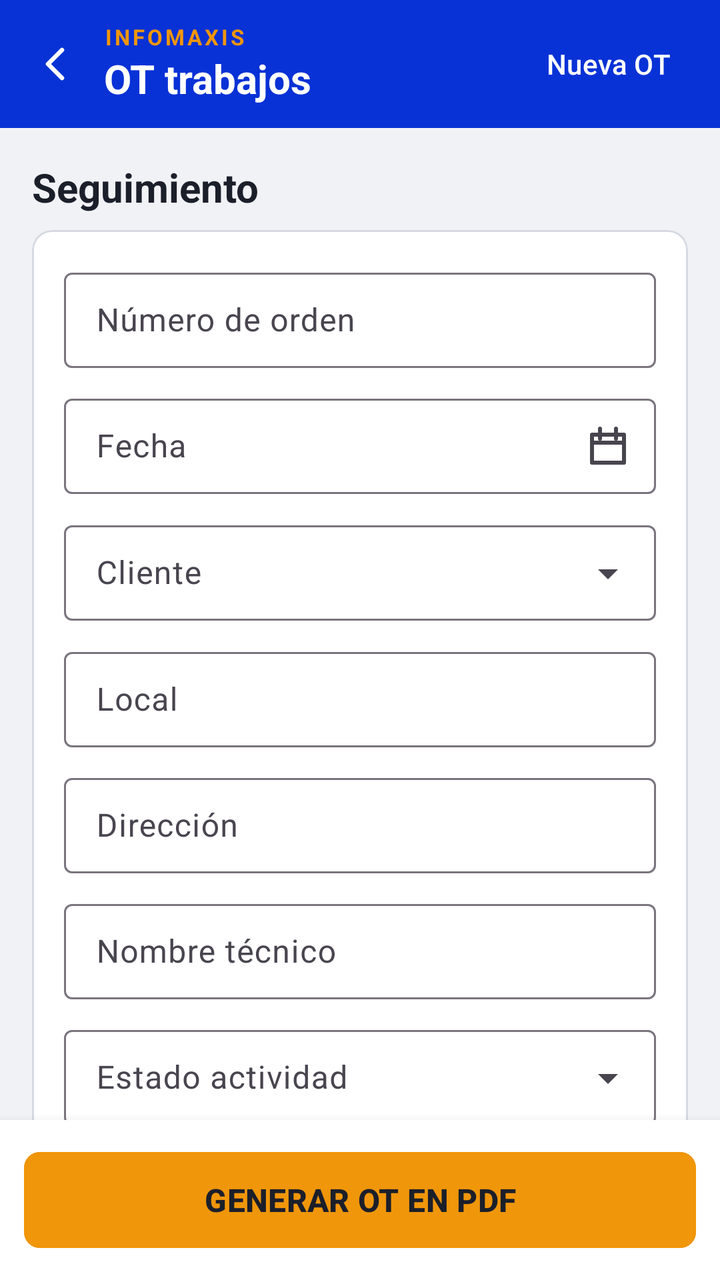
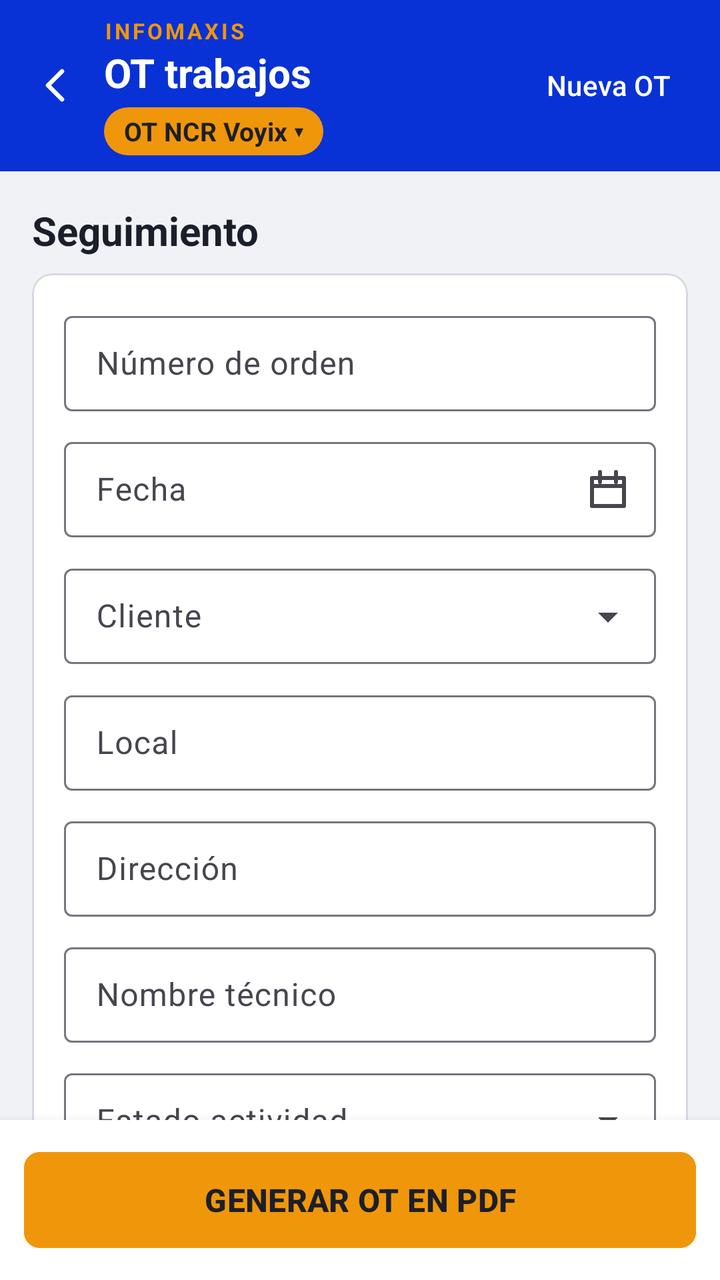

Before-and-after screenshots of an Android layout around one commit, followed by the original layout XML and the change that was made.
<!-- AndroidManifest.xml: application theme Theme.Infomaxis -->
<!-- res/layout/activity_ot.xml -->
<?xml version="1.0" encoding="utf-8"?>
<LinearLayout xmlns:android="http://schemas.android.com/apk/res/android"
    xmlns:app="http://schemas.android.com/apk/res-auto"
    android:layout_width="match_parent"
    android:layout_height="match_parent"
    android:background="@color/fondo"
    android:orientation="vertical">

    
    <LinearLayout
        android:layout_width="match_parent"
        android:layout_height="wrap_content"
        android:background="@color/verde"
        android:gravity="center_vertical"
        android:orientation="horizontal"
        android:paddingVertical="8dp"
        android:paddingStart="4dp"
        android:paddingEnd="12dp">

        <ImageButton
            android:id="@+id/btnVolver"
            android:layout_width="48dp"
            android:layout_height="48dp"
            android:background="?attr/selectableItemBackgroundBorderless"
            android:contentDescription="Volver"
            android:src="@drawable/ic_volver" />

        <LinearLayout
            android:layout_width="0dp"
            android:layout_height="wrap_content"
            android:layout_weight="1"
            android:orientation="vertical">

            <TextView
                android:layout_width="wrap_content"
                android:layout_height="wrap_content"
                android:letterSpacing="0.12"
                android:text="INFOMAXIS"
                android:textColor="@color/amarillo"
                android:textSize="11sp"
                android:textStyle="bold" />

            <TextView
                android:layout_width="wrap_content"
                android:layout_height="wrap_content"
                android:text="OT trabajos"
                android:textColor="@color/blanco"
                android:textSize="20sp"
                android:textStyle="bold" />
        </LinearLayout>

        <com.google.android.material.button.MaterialButton
            android:id="@+id/btnNueva"
            style="@style/Widget.Material3.Button.TextButton"
            android:layout_width="wrap_content"
            android:layout_height="wrap_content"
            android:text="Nueva OT"
            android:textColor="@color/blanco" />
    </LinearLayout>

    <androidx.core.widget.NestedScrollView
        android:id="@+id/scroll"
        android:layout_width="match_parent"
        android:layout_height="0dp"
        android:layout_weight="1">

        <LinearLayout
            android:layout_width="match_parent"
            android:layout_height="wrap_content"
            android:orientation="vertical"
            android:padding="16dp">

            <TextView style="@style/Seccion" android:text="Seguimiento" />

            <com.google.android.material.card.MaterialCardView style="@style/Tarjeta">

                <LinearLayout
                    android:layout_width="match_parent"
                    android:layout_height="wrap_content"
                    android:orientation="vertical"
                    android:paddingHorizontal="16dp"
                    android:paddingTop="6dp"
                    android:paddingBottom="16dp">

                    <com.google.android.material.textfield.TextInputLayout
                        style="@style/Widget.Material3.TextInputLayout.OutlinedBox.Dense"
                        android:layout_width="match_parent"
                        android:layout_height="wrap_content"
                        android:layout_marginTop="10dp"
                        android:hint="Número de orden">

                        <com.google.android.material.textfield.TextInputEditText
                            android:id="@+id/edtNumero"
                            android:layout_width="match_parent"
                            android:layout_height="wrap_content"
                            android:inputType="textCapCharacters|textNoSuggestions" />
                    </com.google.android.material.textfield.TextInputLayout>

                    <com.google.android.material.textfield.TextInputLayout
                        android:id="@+id/boxFecha"
                        style="@style/Widget.Material3.TextInputLayout.OutlinedBox.Dense"
                        android:layout_width="match_parent"
                        android:layout_height="wrap_content"
                        android:layout_marginTop="10dp"
                        android:hint="Fecha"
                        app:endIconContentDescription="Cambiar fecha"
                        app:endIconDrawable="@drawable/ic_calendar"
                        app:endIconMode="custom">

                        <com.google.android.material.textfield.TextInputEditText
                            android:id="@+id/edtFecha"
                            android:layout_width="match_parent"
                            android:layout_height="wrap_content"
                            android:cursorVisible="false"
                            android:focusable="false"
                            android:inputType="none" />
                    </com.google.android.material.textfield.TextInputLayout>

                    <com.google.android.material.textfield.TextInputLayout
                        style="@style/Widget.Material3.TextInputLayout.OutlinedBox.Dense.ExposedDropdownMenu"
                        android:layout_width="match_parent"
                        android:layout_height="wrap_content"
                        android:layout_marginTop="10dp"
                        android:hint="Cliente">

                        <com.google.android.material.textfield.MaterialAutoCompleteTextView
                            android:id="@+id/edtCliente"
                            android:layout_width="match_parent"
                            android:layout_height="wrap_content"
                            android:completionThreshold="1"
                            android:inputType="textCapWords" />
                    </com.google.android.material.textfield.TextInputLayout>

                    <com.google.android.material.textfield.TextInputLayout
                        style="@style/Widget.Material3.TextInputLayout.OutlinedBox.Dense"
                        android:layout_width="match_parent"
                        android:layout_height="wrap_content"
                        android:layout_marginTop="10dp"
                        android:hint="Local">

                        <com.google.android.material.textfield.TextInputEditText
                            android:id="@+id/edtLocal"
                            android:layout_width="match_parent"
                            android:layout_height="wrap_content"
                            android:inputType="textCapSentences" />
                    </com.google.android.material.textfield.TextInputLayout>

                    <com.google.android.material.textfield.TextInputLayout
                        style="@style/Widget.Material3.TextInputLayout.OutlinedBox.Dense"
                        android:layout_width="match_parent"
                        android:layout_height="wrap_content"
                        android:layout_marginTop="10dp"
                        android:hint="Dirección">

                        <com.google.android.material.textfield.TextInputEditText
                            android:id="@+id/edtDireccion"
                            android:layout_width="match_parent"
                            android:layout_height="wrap_content"
                            android:inputType="textPostalAddress|textCapWords" />
                    </com.google.android.material.textfield.TextInputLayout>

                    <com.google.android.material.textfield.TextInputLayout
                        style="@style/Widget.Material3.TextInputLayout.OutlinedBox.Dense"
                        android:layout_width="match_parent"
                        android:layout_height="wrap_content"
                        android:layout_marginTop="10dp"
                        android:hint="Nombre técnico">

                        <com.google.android.material.textfield.TextInputEditText
                            android:id="@+id/edtTecnico"
                            android:layout_width="match_parent"
                            android:layout_height="wrap_content"
                            android:inputType="textPersonName|textCapWords" />
                    </com.google.android.material.textfield.TextInputLayout>

                    <com.google.android.material.textfield.TextInputLayout
                        style="@style/Widget.Material3.TextInputLayout.OutlinedBox.Dense.ExposedDropdownMenu"
                        android:layout_width="match_parent"
                        android:layout_height="wrap_content"
                        android:layout_marginTop="10dp"
                        android:hint="Estado actividad">

                        <com.google.android.material.textfield.MaterialAutoCompleteTextView
                            android:id="@+id/edtEstado"
                            android:layout_width="match_parent"
                            android:layout_height="wrap_content"
                            android:completionThreshold="1"
                            android:inputType="textCapSentences" />
                    </com.google.android.material.textfield.TextInputLayout>

                </LinearLayout>
            </com.google.android.material.card.MaterialCardView>

            <LinearLayout
                android:layout_width="match_parent"
                android:layout_height="wrap_content"
                android:layout_marginTop="22dp"
                android:gravity="center_vertical"
                android:orientation="horizontal">

                <TextView
                    style="@style/Seccion"
                    android:layout_width="0dp"
                    android:layout_marginBottom="0dp"
                    android:layout_weight="1"
                    android:text="Detalle de actividad" />

                <TextView
                    android:id="@+id/txtCuentaLineas"
                    android:layout_width="wrap_content"
                    android:layout_height="wrap_content"
                    android:textColor="@color/gris"
                    android:textSize="12sp" />
            </LinearLayout>

            <com.google.android.material.button.MaterialButton
                android:id="@+id/btnDesdeInventario"
                style="@style/Widget.Material3.Button.TextButton"
                android:layout_width="wrap_content"
                android:layout_height="wrap_content"
                android:paddingHorizontal="0dp"
                android:text="Copiar equipos desde Inventario" />

            <LinearLayout
                android:id="@+id/contenedorLineas"
                android:layout_width="match_parent"
                android:layout_height="wrap_content"
                android:orientation="vertical" />

            <com.google.android.material.button.MaterialButton
                android:id="@+id/btnAgregarLinea"
                style="@style/Widget.Material3.Button.OutlinedButton"
                android:layout_width="match_parent"
                android:layout_height="52dp"
                android:layout_marginTop="10dp"
                android:text="+ Agregar línea"
                android:textColor="@color/verde"
                app:cornerRadius="8dp"
                app:strokeColor="@color/verde" />

            <TextView style="@style/Seccion" android:layout_marginTop="22dp" android:text="Cierre" />

            <com.google.android.material.card.MaterialCardView style="@style/Tarjeta">

                <LinearLayout
                    android:layout_width="match_parent"
                    android:layout_height="wrap_content"
                    android:orientation="vertical"
                    android:paddingHorizontal="16dp"
                    android:paddingTop="6dp"
                    android:paddingBottom="16dp">

                    <com.google.android.material.textfield.TextInputLayout
                        style="@style/Widget.Material3.TextInputLayout.OutlinedBox.Dense"
                        android:layout_width="match_parent"
                        android:layout_height="wrap_content"
                        android:layout_marginTop="10dp"
                        android:hint="Observaciones">

                        <com.google.android.material.textfield.TextInputEditText
                            android:id="@+id/edtObservaciones"
                            android:layout_width="match_parent"
                            android:layout_height="wrap_content"
                            android:gravity="top"
                            android:inputType="textCapSentences|textMultiLine"
                            android:minLines="3" />
                    </com.google.android.material.textfield.TextInputLayout>

                    <com.google.android.material.textfield.TextInputLayout
                        style="@style/Widget.Material3.TextInputLayout.OutlinedBox.Dense"
                        android:layout_width="match_parent"
                        android:layout_height="wrap_content"
                        android:layout_marginTop="10dp"
                        android:hint="Nombre quien recibe">

                        <com.google.android.material.textfield.TextInputEditText
                            android:id="@+id/edtRecibeNombre"
                            android:layout_width="match_parent"
                            android:layout_height="wrap_content"
                            android:inputType="textPersonName|textCapWords" />
                    </com.google.android.material.textfield.TextInputLayout>

                    <com.google.android.material.textfield.TextInputLayout
                        style="@style/Widget.Material3.TextInputLayout.OutlinedBox.Dense"
                        android:layout_width="match_parent"
                        android:layout_height="wrap_content"
                        android:layout_marginTop="10dp"
                        android:hint="Cargo quien recibe">

                        <com.google.android.material.textfield.TextInputEditText
                            android:id="@+id/edtRecibeCargo"
                            android:layout_width="match_parent"
                            android:layout_height="wrap_content"
                            android:inputType="textCapSentences" />
                    </com.google.android.material.textfield.TextInputLayout>

                    <TextView style="@style/Etiqueta" android:layout_marginTop="16dp" android:text="FIRMA CLIENTE" />

                    <FrameLayout
                        android:layout_width="match_parent"
                        android:layout_height="190dp"
                        android:background="@drawable/fondo_componente">

                        <cl.inventario.escaner.FirmaView
                            android:id="@+id/firma"
                            android:layout_width="match_parent"
                            android:layout_height="match_parent" />

                        <ImageView
                            android:id="@+id/imgFirma"
                            android:layout_width="match_parent"
                            android:layout_height="match_parent"
                            android:background="@drawable/fondo_componente"
                            android:contentDescription="Firma guardada"
                            android:padding="12dp"
                            android:scaleType="fitCenter"
                            android:visibility="gone" />

                        <TextView
                            android:id="@+id/txtFirmaAqui"
                            android:layout_width="wrap_content"
                            android:layout_height="wrap_content"
                            android:layout_gravity="center"
                            android:text="El cliente firma aquí con el dedo"
                            android:textColor="@color/gris" />
                    </FrameLayout>

                    <com.google.android.material.button.MaterialButton
                        android:id="@+id/btnBorrarFirma"
                        style="@style/Widget.Material3.Button.TextButton"
                        android:layout_width="wrap_content"
                        android:layout_height="wrap_content"
                        android:layout_gravity="end"
                        android:text="Borrar firma"
                        android:textColor="@color/rojo" />
                </LinearLayout>
            </com.google.android.material.card.MaterialCardView>
        </LinearLayout>
    </androidx.core.widget.NestedScrollView>

    <LinearLayout
        android:layout_width="match_parent"
        android:layout_height="wrap_content"
        android:background="@color/blanco"
        android:elevation="8dp"
        android:orientation="horizontal"
        android:padding="12dp">

        <com.google.android.material.button.MaterialButton
            android:id="@+id/btnGenerar"
            android:layout_width="0dp"
            android:layout_height="56dp"
            android:layout_weight="1"
            android:backgroundTint="@color/amarillo"
            android:text="GENERAR OT EN PDF"
            android:textColor="@color/tinta"
            android:textSize="16sp"
            android:textStyle="bold"
            app:cornerRadius="8dp" />
    </LinearLayout>
</LinearLayout>
<!-- resources referenced by this layout -->
<resources>
  <color name="amarillo">#F0960A</color>
  <color name="blanco">#FFFFFF</color>
  <color name="fondo">#F1F2F6</color>
  <color name="gris">#5C6170</color>
  <color name="rojo">#B3261E</color>
  <color name="tinta">#1B1F2A</color>
  <color name="verde">#0832D6</color>
  <!-- drawable fondo_componente (drawable) -->
  <?xml version="1.0" encoding="utf-8"?>
  <shape xmlns:android="http://schemas.android.com/apk/res/android">
      <solid android:color="@color/fondo" />
      <corners android:radius="8dp" />
  </shape>
  <!-- drawable ic_calendar (drawable) -->
  <vector xmlns:android="http://schemas.android.com/apk/res/android"
      android:width="24dp" android:height="24dp" android:viewportWidth="24" android:viewportHeight="24">
      <path android:fillColor="#00000000" android:strokeColor="#0832D6" android:strokeWidth="2"
          android:strokeLineJoin="round" android:strokeLineCap="round"
          android:pathData="M4,6h16v14H4zM4,10h16M8,3v5M16,3v5" />
  </vector>
  <!-- drawable ic_volver (drawable) -->
  <vector xmlns:android="http://schemas.android.com/apk/res/android"
      android:width="24dp" android:height="24dp" android:viewportWidth="24" android:viewportHeight="24">
      <path android:fillColor="#00000000" android:strokeColor="#FFFFFF" android:strokeWidth="2.2"
          android:strokeLineJoin="round" android:strokeLineCap="round"
          android:pathData="M15,5l-7,7 7,7" />
  </vector>
  <style name="Etiqueta">
          <item name="android:layout_width">wrap_content</item>
          <item name="android:layout_height">wrap_content</item>
          <item name="android:layout_marginBottom">4dp</item>
          <item name="android:textColor">@color/gris</item>
          <item name="android:textSize">12sp</item>
          <item name="android:textStyle">bold</item>
          <item name="android:letterSpacing">0.08</item>
      </style>
  <style name="Seccion">
          <item name="android:layout_width">wrap_content</item>
          <item name="android:layout_height">wrap_content</item>
          <item name="android:layout_marginBottom">8dp</item>
          <item name="android:textColor">@color/tinta</item>
          <item name="android:textSize">20sp</item>
          <item name="android:textStyle">bold</item>
      </style>
  <style name="Tarjeta" parent="Widget.Material3.CardView.Outlined">
          <item name="android:layout_width">match_parent</item>
          <item name="android:layout_height">wrap_content</item>
          <item name="cardBackgroundColor">@color/blanco</item>
          <item name="cardCornerRadius">10dp</item>
          <item name="cardElevation">0dp</item>
          <item name="strokeColor">@color/linea</item>
          <item name="strokeWidth">1dp</item>
      </style>
  <style name="Theme.Infomaxis" parent="Theme.Material3.Light.NoActionBar">
          <item name="colorPrimary">@color/verde</item>
          <item name="colorOnPrimary">@color/blanco</item>
          <item name="colorSecondary">@color/amarillo</item>
          <item name="colorOnSecondary">@color/tinta</item>
          <item name="colorSecondaryContainer">@color/verde</item>
          <item name="colorOnSecondaryContainer">@color/blanco</item>
          <item name="android:colorBackground">@color/fondo</item>
          <item name="android:statusBarColor">@color/verde_oscuro</item>
      </style>
  <color name="linea">#D6D9E2</color>
  <color name="verde_oscuro">#0626A3</color>
</resources>

<!-- the commit's change to res/layout/activity_ot.xml (unified diff, before → after) -->
@@ -47,6 +47,20 @@
                 android:textColor="@color/blanco"
                 android:textSize="20sp"
                 android:textStyle="bold" />
+
+            <TextView
+                android:id="@+id/txtTipoOt"
+                android:layout_width="wrap_content"
+                android:layout_height="wrap_content"
+                android:layout_marginTop="4dp"
+                android:background="@drawable/fondo_trabajo"
+                android:foreground="?attr/selectableItemBackground"
+                android:paddingHorizontal="10dp"
+                android:paddingVertical="3dp"
+                android:text="OT NCR Voyix ▾"
+                android:textColor="@color/tinta"
+                android:textSize="13sp"
+                android:textStyle="bold" />
         </LinearLayout>
 
         <com.google.android.material.button.MaterialButton
@@ -265,6 +279,62 @@
                             android:inputType="textCapSentences|textMultiLine"
                             android:minLines="3" />
                     </com.google.android.material.textfield.TextInputLayout>
+
+                    <LinearLayout
+                        android:layout_width="match_parent"
+                        android:layout_height="wrap_content"
+                        android:layout_marginTop="16dp"
+                        android:gravity="center_vertical"
+                        android:orientation="horizontal">
+
+                        <TextView
+                            style="@style/Etiqueta"
+                            android:layout_width="0dp"
+                            android:layout_marginBottom="0dp"
+                            android:layout_weight="1"
+                            android:text="IMÁGENES" />
+
+                        <TextView
+                            android:id="@+id/txtCuentaImagenes"
+                            android:layout_width="wrap_content"
+                            android:layout_height="wrap_content"
+                            android:textColor="@color/gris"
+                            android:textSize="12sp" />
+                    </LinearLayout>
+
+                    <TextView
+                        android:layout_width="match_parent"
+                        android:layout_height="wrap_content"
+                        android:layout_marginTop="2dp"
+                        android:text="Se agregan al final del PDF de la OT, dos por página."
+                        android:textColor="@color/gris"
+                        android:textSize="12sp" />
+
+                    <HorizontalScrollView
+                        android:id="@+id/scrollImagenes"
+                        android:layout_width="match_parent"
+                        android:layout_height="wrap_content"
+                        android:layout_marginTop="8dp"
+                        android:scrollbars="none"
+                        android:visibility="gone">
+
+                        <LinearLayout
+                            android:id="@+id/contenedorImagenes"
+                            android:layout_width="wrap_content"
+                            android:layout_height="wrap_content"
+                            android:orientation="horizontal" />
+                    </HorizontalScrollView>
+
+                    <com.google.android.material.button.MaterialButton
+                        android:id="@+id/btnAgregarImagenes"
+                        style="@style/Widget.Material3.Button.OutlinedButton"
+                        android:layout_width="match_parent"
+                        android:layout_height="52dp"
+                        android:layout_marginTop="8dp"
+                        android:text="+ Agregar imágenes"
+                        android:textColor="@color/verde"
+                        app:cornerRadius="8dp"
+                        app:strokeColor="@color/verde" />
 
                     <com.google.android.material.textfield.TextInputLayout
                         style="@style/Widget.Material3.TextInputLayout.OutlinedBox.Dense"
<!-- resource entries referenced after the edit -->
@@ -12,6 +12,12 @@
   <shape xmlns:android="http://schemas.android.com/apk/res/android">
       <solid android:color="@color/fondo" />
       <corners android:radius="8dp" />
+  </shape>
+  <!-- drawable fondo_trabajo (drawable) -->
+  <?xml version="1.0" encoding="utf-8"?>
+  <shape xmlns:android="http://schemas.android.com/apk/res/android">
+      <solid android:color="@color/amarillo" />
+      <corners android:radius="12dp" />
   </shape>
   <!-- drawable ic_calendar (drawable) -->
   <vector xmlns:android="http://schemas.android.com/apk/res/android"
